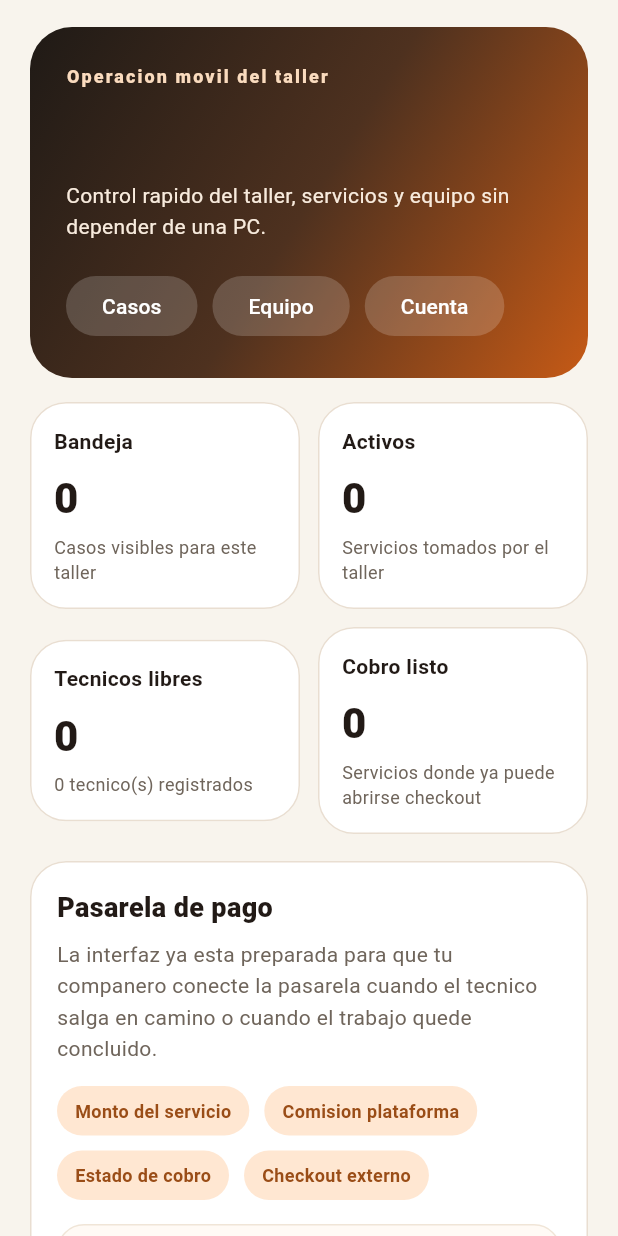
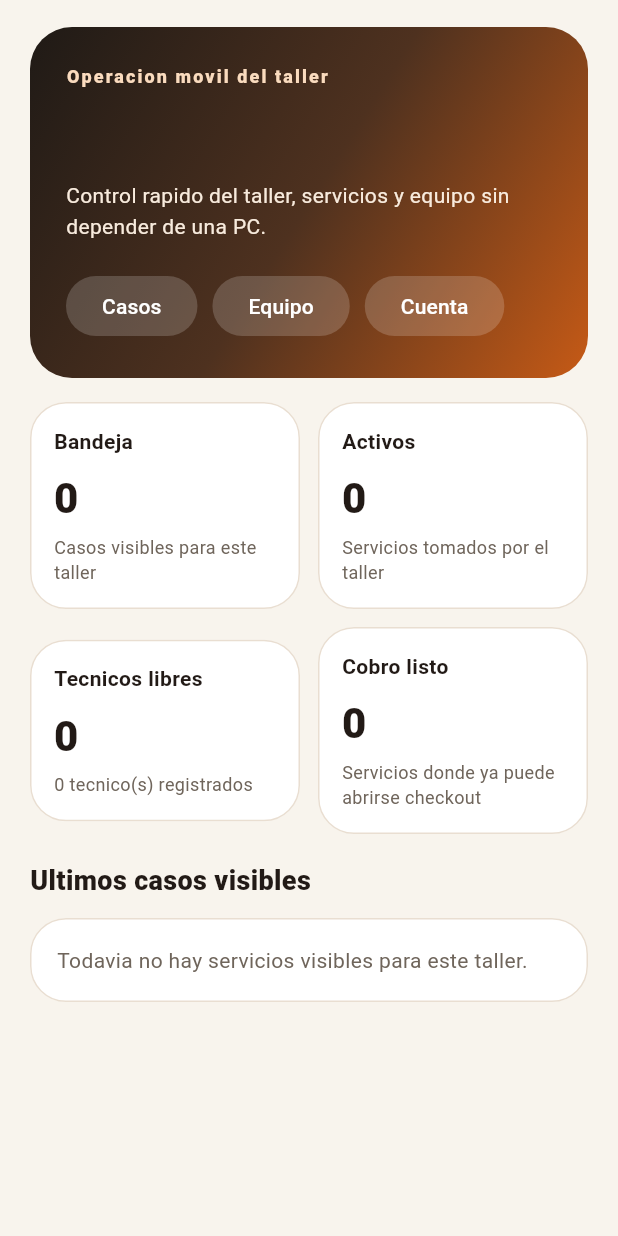
Before and after one commit to Santyxd353/AsistenciaMecanicaFinal, a Flutter app: the WorkshopHomeScreen widget shown alone on an empty page, opened directly with empty values, on a phone screen of 412 x 824 dp. Run offline on Flutter 3.47's test engine with Material 3 defaults, Android fonts, the phone set to English and light mode, and no system bars; our stand-ins replace file_picker, flutter_map, geolocator, image_picker, latlong2, shared_preferences; accounts and stored records are empty.

Commit message:
Fix maps vehicle AI and workshop flow

```diff
--- a/mobile/lib/src/screens/request_detail_screen.dart
+++ b/mobile/lib/src/screens/request_detail_screen.dart
@@ -66,6 +66,12 @@
                   ),
                   _InfoLine(label: 'Taller asignado', value: workshopLabel),
                   _InfoLine(label: 'Tecnico asignado', value: technicianLabel),
+                  _InfoLine(
+                    label: 'Tiempo estimado',
+                    value: request.tiempoEstimadoMinutos == null
+                        ? 'Pendiente'
+                        : '${request.tiempoEstimadoMinutos} min',
+                  ),
                 ],
               ),
             ),
--- a/mobile/lib/src/screens/workshop_home_screen.dart
+++ b/mobile/lib/src/screens/workshop_home_screen.dart
@@ -117,61 +117,6 @@
               ],
             ),
             const SizedBox(height: 18),
-            Card(
-              child: Padding(
-                padding: const EdgeInsets.all(18),
-                child: Column(
-                  crossAxisAlignment: CrossAxisAlignment.start,
-                  children: [
-                    const Text(
-                      'Pasarela de pago',
-                      style: TextStyle(
-                        fontWeight: FontWeight.w800,
-                        fontSize: 18,
-                      ),
-                    ),
-                    const SizedBox(height: 8),
-                    const Text(
-                      'La interfaz ya esta preparada para que tu companero conecte la pasarela cuando el tecnico salga en camino o cuando el trabajo quede concluido.',
-                      style: TextStyle(height: 1.5, color: Color(0xFF6F655B)),
-                    ),
-                    const SizedBox(height: 14),
-                    Wrap(
-                      spacing: 10,
-                      runSpacing: 10,
-                      children: const [
-                        _Pill(text: 'Monto del servicio'),
-                        _Pill(text: 'Comision plataforma'),
-                        _Pill(text: 'Estado de cobro'),
-                        _Pill(text: 'Checkout externo'),
-                      ],
-                    ),
-                    const SizedBox(height: 16),
-                    DecoratedBox(
-                      decoration: BoxDecoration(
-                        color: const Color(0xFFFFFAF5),
-                        borderRadius: BorderRadius.circular(18),
-                        border: Border.all(color: const Color(0xFFF0E5D7)),
-                      ),
-                      child: const Padding(
-                        padding: EdgeInsets.all(14),
-                        child: Text(
-                          'Punto de integracion: aqui debe ir el proveedor real de pagos. La app ya distingue cuando un servicio esta en fase cobrable; falta conectar checkout, confirmacion y webhook.',
-                          style: TextStyle(height: 1.5),
-                        ),
-                      ),
-                    ),
-                    const SizedBox(height: 14),
-                    FilledButton.tonalIcon(
-                      onPressed: () => _showPaymentInfo(context),
-                      icon: const Icon(Icons.account_balance_wallet_outlined),
-                      label: const Text('Ver interfaz preparada'),
-                    ),
-                  ],
-                ),
-              ),
-            ),
-            const SizedBox(height: 18),
             if (stats != null)
               Card(
                 child: Padding(
@@ -251,51 +196,6 @@
     );
   }
 
-  static void _showPaymentInfo(BuildContext context) {
-    showModalBottomSheet<void>(
-      context: context,
-      showDragHandle: true,
-      builder: (context) => Padding(
-        padding: const EdgeInsets.fromLTRB(20, 12, 20, 28),
-        child: Column(
-          mainAxisSize: MainAxisSize.min,
-          crossAxisAlignment: CrossAxisAlignment.start,
-          children: [
-            const Text(
-              'Interfaz lista para pasarela',
-              style: TextStyle(fontWeight: FontWeight.w800, fontSize: 20),
-            ),
-            const SizedBox(height: 10),
-            const Text(
-              'Tu companero puede conectar aqui Stripe, Mercado Pago u otro proveedor. La app ya tiene reservado el espacio visual para monto, checkout y confirmacion.',
-              style: TextStyle(height: 1.5),
-            ),
-            const SizedBox(height: 16),
-            _PlaceholderLine(
-              title: 'Trigger de cobro',
-              value: 'Cuando el tecnico este en camino o el servicio termine',
-            ),
-            _PlaceholderLine(
-              title: 'Entrada esperada',
-              value: 'Monto, moneda, referencia de solicitud',
-            ),
-            _PlaceholderLine(
-              title: 'Salida esperada',
-              value: 'Estado pagado, intento fallido o pago pendiente',
-            ),
-            const SizedBox(height: 18),
-            SizedBox(
-              width: double.infinity,
-              child: FilledButton(
-                onPressed: () => Navigator.of(context).pop(),
-                child: const Text('Entendido'),
-              ),
-            ),
-          ],
-        ),
-      ),
-    );
-  }
 }
 
 class _HeroCard extends StatelessWidget {
@@ -418,33 +318,6 @@
   }
 }
 
-class _Pill extends StatelessWidget {
-  const _Pill({required this.text});
-
-  final String text;
-
-  @override
-  Widget build(BuildContext context) {
-    return DecoratedBox(
-      decoration: BoxDecoration(
-        color: const Color(0xFFFFE7D2),
-        borderRadius: BorderRadius.circular(999),
-      ),
-      child: Padding(
-        padding: const EdgeInsets.symmetric(horizontal: 12, vertical: 8),
-        child: Text(
-          text,
-          style: const TextStyle(
-            fontSize: 12,
-            fontWeight: FontWeight.w700,
-            color: Color(0xFF9A4D17),
-          ),
-        ),
-      ),
-    );
-  }
-}
-
 class _InfoRow extends StatelessWidget {
   const _InfoRow({required this.label, required this.value});
 
@@ -540,31 +413,6 @@
   }
 }
 
-class _PlaceholderLine extends StatelessWidget {
-  const _PlaceholderLine({required this.title, required this.value});
-
-  final String title;
-  final String value;
-
-  @override
-  Widget build(BuildContext context) {
-    return Padding(
-      padding: const EdgeInsets.only(bottom: 10),
-      child: Column(
-        crossAxisAlignment: CrossAxisAlignment.start,
-        children: [
-          Text(
-            title,
-            style: const TextStyle(color: Color(0xFF6F655B), fontSize: 12),
-          ),
-          const SizedBox(height: 4),
-          Text(value, style: const TextStyle(fontWeight: FontWeight.w700)),
-        ],
-      ),
-    );
-  }
-}
-
 Color _statusColor(String status) {
   switch (status) {
     case 'pendiente':
```
Also changed, not shown: 8 other files.
